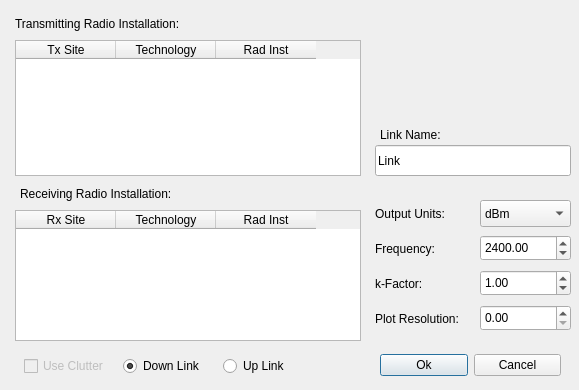
Before: the Qt Designer form Interface/ConfirmLink.ui in brotherdust/qrap, drawn with Qt 5.
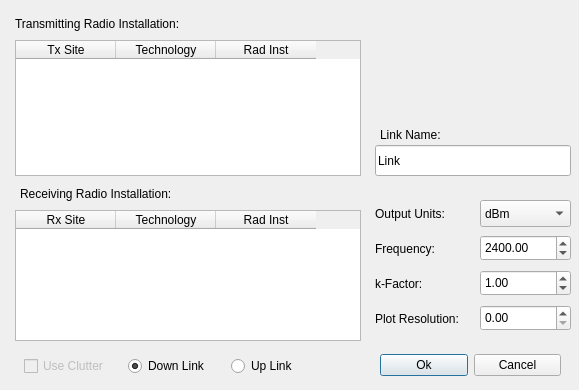
After: the same form once the commit is applied. Icons and pictures are not drawn.

```diff
--- a/Interface/ConfirmLink.ui
+++ b/Interface/ConfirmLink.ui
@@ -251,7 +251,7 @@
     <rect>
      <x>24</x>
      <y>354</y>
-     <width>292</width>
+     <width>305</width>
      <height>25</height>
     </rect>
    </property>
```
Left out of the diff: 2 changed lines with no effect on the pictures.
